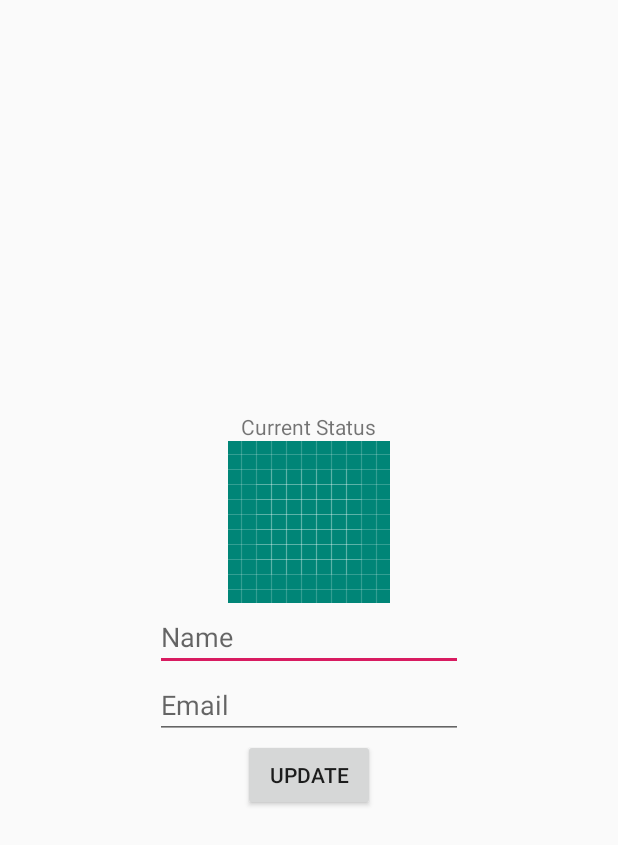
After one commit to rezatrue/MyChatRoom, an Android app: the ProfileActivity screen opened directly, with no data from a screen before it, on a phone screen of 412 x 824 dp. The commit adds this screen. Shown: the top 845 px of the screen. Run offline under Robolectric (Android 15) with nearby library versions, the phone set to English and light mode, and no system bars; our stand-ins replace Firebase (no records; nobody signed in at launch, a user with empty details on screens opened directly).

Commit message:
msg style & profile

```diff
--- a/app/src/main/java/com/rezatrue/mychatroom/LoginActivity.java
+++ b/app/src/main/java/com/rezatrue/mychatroom/LoginActivity.java
@@ -79,8 +79,9 @@ public class LoginActivity extends AppCompatActivity implements View.OnClickList
                             // Sign in success, update UI with the signed-in user's information
                             Log.d(TAG, "signInWithEmail:success");
                             FirebaseUser user = mAuth.getCurrentUser();
-                            Intent intent1 = new Intent(getApplicationContext(), MainActivity.class);
-                            startActivity(intent1);
+                            Intent intent = new Intent(getApplicationContext(), MainActivity.class);
+                            Log.d(TAG, "signInWithEmail:success" + "user.getUid()"+ user.getUid());
+                            startActivity(intent);
                         } else {
                             // If sign in fails, display a message to the user.
                             Log.w(TAG, "signInWithEmail:failure", task.getException());
--- /dev/null
+++ b/app/src/main/java/com/rezatrue/mychatroom/ProfileActivity.java
@@ -0,0 +1,72 @@
+package com.rezatrue.mychatroom;
+
+import android.net.Uri;
+import android.support.annotation.NonNull;
+import android.support.v7.app.AppCompatActivity;
+import android.os.Bundle;
+import android.util.Log;
+import android.view.View;
+import android.widget.Button;
+import android.widget.EditText;
+import android.widget.ImageView;
+
+import com.google.android.gms.tasks.OnCompleteListener;
+import com.google.android.gms.tasks.Task;
+import com.google.firebase.auth.FirebaseAuth;
+import com.google.firebase.auth.FirebaseUser;
+import com.google.firebase.auth.UserProfileChangeRequest;
+
+public class ProfileActivity extends AppCompatActivity implements View.OnClickListener {
+
+    ImageView imageView;
+    EditText nameET;
+    EditText emailET;
+    Button updateBtn;
+
+    FirebaseUser user;
+    String name;
+    @Override
+    protected void onCreate(Bundle savedInstanceState) {
+        super.onCreate(savedInstanceState);
+        setContentView(R.layout.activity_profile);
+
+        imageView = findViewById(R.id.user_pic);
+        nameET = findViewById(R.id.user_name);
+        emailET = findViewById(R.id.user_email);
+        updateBtn = findViewById(R.id.btn_update);
+        updateBtn.setOnClickListener(this);
+
+        user = FirebaseAuth.getInstance().getCurrentUser();
+        if (user != null) {
+            // Name, email address, and profile photo Url
+            name = user.getDisplayName();
+            if(name!=null) nameET.setText(name);
+            String email = user.getEmail();
+            if(email!=null) emailET.setText(email);
+            Uri photoUrl = user.getPhotoUrl();
+            if(photoUrl!=null) imageView.setImageURI(photoUrl);
+            String uid = user.getUid();
+        }
+
+
+    }
+
+    @Override
+    public void onClick(View v) {
+        if(name!=nameET.getText().toString()) {
+            UserProfileChangeRequest profileUpdates = new UserProfileChangeRequest.Builder()
+                    .setDisplayName(nameET.getText().toString())
+                    .build();
+
+            user.updateProfile(profileUpdates)
+                    .addOnCompleteListener(new OnCompleteListener<Void>() {
+                        @Override
+                        public void onComplete(@NonNull Task<Void> task) {
+                            if (task.isSuccessful()) {
+                                Log.d("TAG", "User profile updated.");
+                            }
+                        }
+                    });
+        }
+    }
+}
--- /dev/null
+++ b/app/src/main/res/layout/activity_profile.xml
@@ -0,0 +1,67 @@
+<?xml version="1.0" encoding="utf-8"?>
+
+<android.support.constraint.ConstraintLayout
+    xmlns:android="http://schemas.android.com/apk/res/android"
+    xmlns:app="http://schemas.android.com/apk/res-auto"
+    xmlns:tools="http://schemas.android.com/tools"
+    android:layout_width="match_parent"
+    android:layout_height="match_parent"
+    tools:context=".ProfileActivity">
+
+    <LinearLayout
+        android:layout_width="256dp"
+        android:layout_height="325dp"
+        android:layout_marginStart="8dp"
+        android:layout_marginLeft="8dp"
+        android:layout_marginTop="8dp"
+        android:layout_marginEnd="8dp"
+        android:layout_marginRight="8dp"
+        android:layout_marginBottom="8dp"
+        android:orientation="vertical"
+        android:padding="25dp"
+        app:layout_constraintBottom_toBottomOf="parent"
+        app:layout_constraintEnd_toEndOf="parent"
+        app:layout_constraintStart_toStartOf="parent"
+        app:layout_constraintTop_toTopOf="parent">
+
+        <TextView
+            android:layout_width="wrap_content"
+            android:layout_height="wrap_content"
+            android:layout_gravity="center"
+            android:text="Current Status" />
+
+        <ImageView
+            android:id="@+id/user_pic"
+            android:layout_width="match_parent"
+            android:layout_height="wrap_content"
+            android:layout_gravity="center"
+            android:src="@drawable/ic_launcher_background" />
+
+        <EditText
+            android:id="@+id/user_name"
+            android:layout_width="match_parent"
+            android:layout_height="wrap_content"
+            android:layout_gravity="center"
+            android:hint="Name" />
+
+        <EditText
+            android:id="@+id/user_email"
+            android:layout_width="match_parent"
+            android:layout_height="wrap_content"
+            android:layout_gravity="center"
+            android:hint="Email" />
+
+        <Button
+            android:id="@+id/btn_update"
+            android:layout_width="wrap_content"
+            android:layout_height="wrap_content"
+            android:layout_gravity="center"
+            android:text="Update" />
+
+
+    </LinearLayout>
+
+
+
+
+</android.support.constraint.ConstraintLayout>
--- a/app/src/main/res/menu/menu.xml
+++ b/app/src/main/res/menu/menu.xml
@@ -2,6 +2,10 @@
 <menu xmlns:android="http://schemas.android.com/apk/res/android">
 
     <item
+        android:id="@+id/menuProfile"
+        android:title="Profile"></item>
+    <item
         android:id="@+id/menuLogout"
         android:title="Logout"></item>
+
 </menu>
```
Also changed, not shown: app/src/main/AndroidManifest.xml (+4 -6 lines), app/src/main/java/com/rezatrue/mychatroom/MainActivity.java (+38 -23 lines), app/src/main/java/com/rezatrue/mychatroom/adapters/MessageAdapter.java (added, +60 -0 lines), app/src/main/java/com/rezatrue/mychatroom/pojo/Message.java (added, +62 -0 lines), app/src/main/res/layout/msg_single_row.xml (added, +73 -0 lines).
